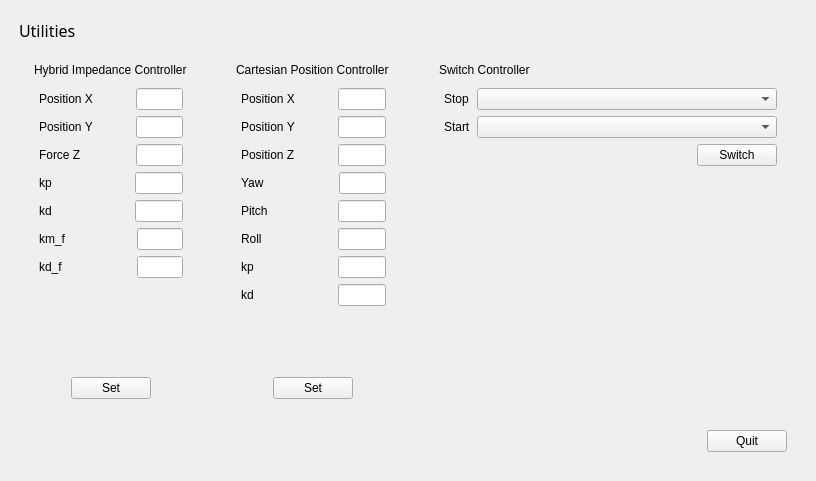
Before: the Qt Designer form ui/main_window.ui in xEnVrE/controller_switcher, drawn with Qt 5.
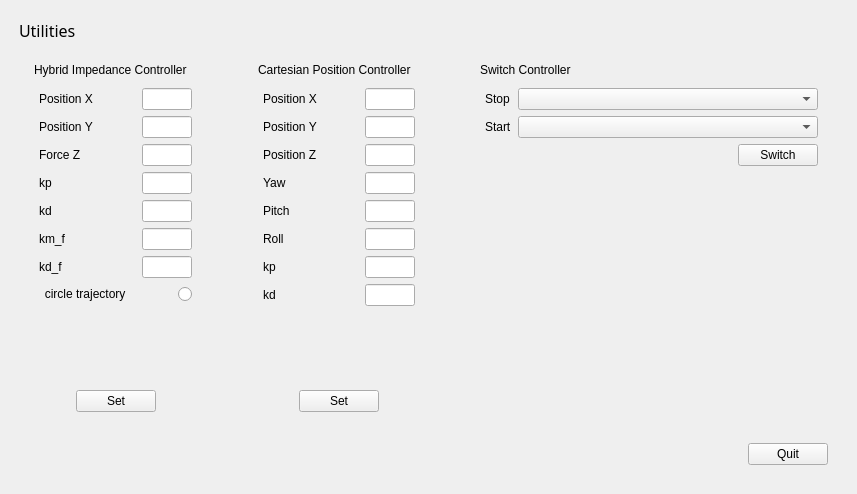
After: the same form once the commit is applied. Icons and pictures are not drawn.

Commit message: add radio button to set the circle trajectory for hybrid impedance controller

```diff
--- a/ui/main_window.ui
+++ b/ui/main_window.ui
@@ -6,8 +6,8 @@
    <rect>
     <x>0</x>
     <y>0</y>
-    <width>816</width>
-    <height>481</height>
+    <width>857</width>
+    <height>494</height>
    </rect>
   </property>
   <property name="windowTitle">
@@ -366,6 +366,16 @@
               </item>
              </layout>
             </item>
+            <item>
+             <widget class="QRadioButton" name="radioButton_circle_trj">
+              <property name="layoutDirection">
+               <enum>Qt::RightToLeft</enum>
+              </property>
+              <property name="text">
+               <string>circle trajectory              </string>
+              </property>
+             </widget>
+            </item>
            </layout>
           </item>
           <item>
```
The commit also changes 1 other file.
